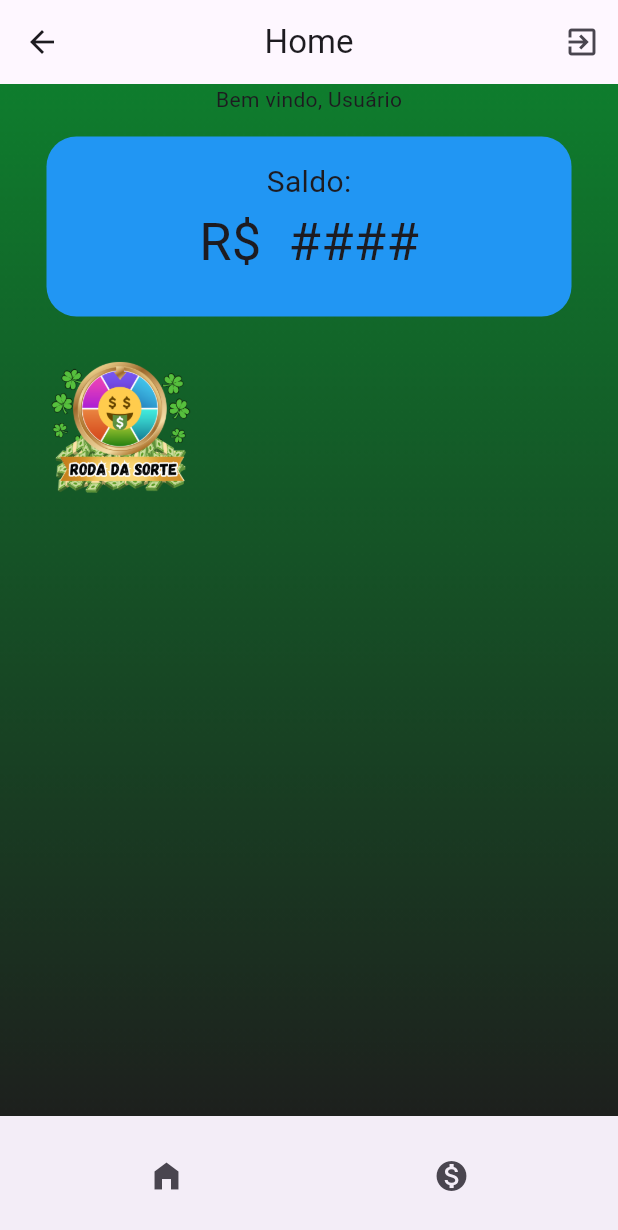
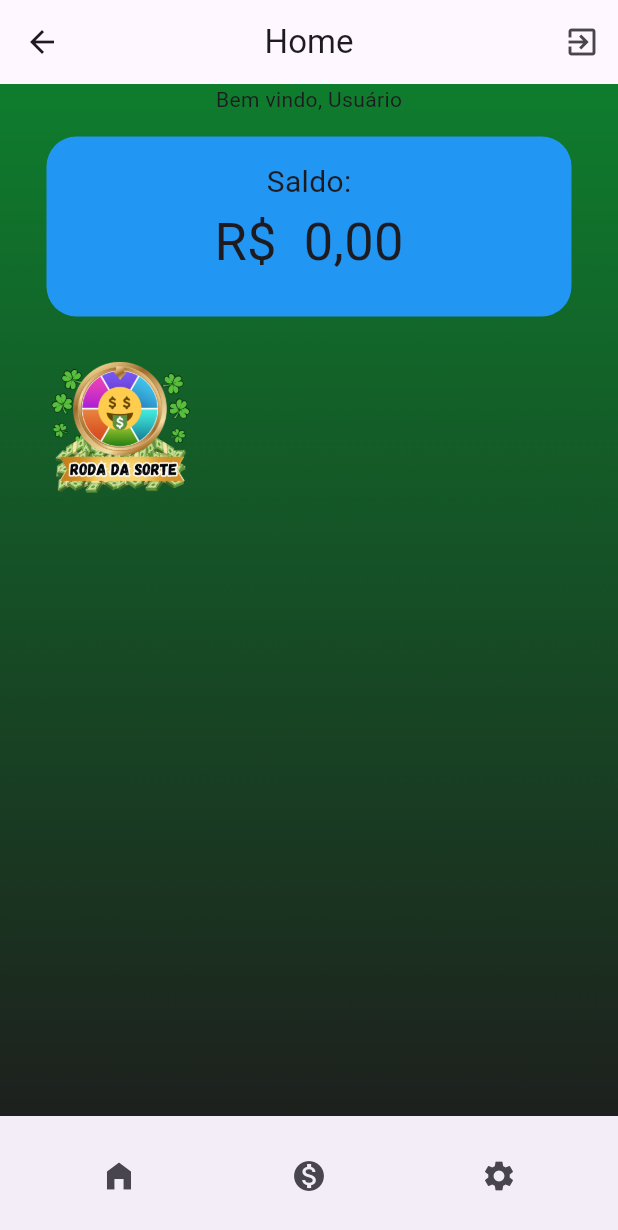
Before and after one commit to Zocarat/casa_da_sorte, a Flutter app: the ScreenHomePage screen opened directly, on a phone screen of 412 x 824 dp. Shown: the top 1230 px of the screen. Run offline on Flutter 3.47's test engine with Material 3 defaults, Android fonts, the phone set to English and light mode, and no system bars; our stand-ins replace cloud_firestore, firebase_auth, firebase_core; missing offline and left inert: universal_html; accounts and stored records are empty.

Commit message:
Criado modulo de configurações

```diff
--- a/lib/Helper/UIHelper.dart
+++ b/lib/Helper/UIHelper.dart
@@ -1,6 +1,7 @@
 
 
 import 'package:flutter/material.dart';
+import 'package:casa_da_sorte/Configuracoes/home_config.dart';
 
 class MeuBotaoComImagem extends StatelessWidget {
   final String imagePath;
@@ -50,7 +51,7 @@ Widget CustomButtonJogos(VoidCallback callback) {
   );
 }
 
-Widget CustonButtonApp() {
+Widget CustonButtonApp(BuildContext context) {
   return BottomAppBar(
     child: Container(
       width: 300,
@@ -59,12 +60,20 @@ Widget CustonButtonApp() {
         mainAxisAlignment: MainAxisAlignment.spaceAround,
         children: [
           IconButton(onPressed: () {}, icon: Icon(Icons.home_filled)),
-          IconButton(onPressed: () {}, icon: Icon(Icons.monetization_on))
+          IconButton(onPressed: () {}, icon: Icon(Icons.monetization_on)),
+          IconButton(onPressed: () {
+            Navigator.push( context, MaterialPageRoute(builder: (context) => ScreenConfig()));
+          }, icon: Icon(Icons.settings)),
         ],
       ),
     ),
   );
 }
+
+
+
+
+
 
 Widget listaHorizontal(List<Widget> children) {
   return Column(mainAxisAlignment: MainAxisAlignment.center, children: [
--- a/lib/Home/ScreenHomePage.dart
+++ b/lib/Home/ScreenHomePage.dart
@@ -59,7 +59,7 @@ class _ScreenHomePageState extends State<ScreenHomePage> {
               Text('Bem vindo, ${authProvider.user?.name ?? 'Usuário'}'),
               //Text('Saldo, ${authProvider.user?.saldo ?? '####'}'),
               SizedBox(height: 15.0),
-              PainelSuperior('${authProvider.user?.saldo ?? '####'}'),
+              PainelSuperior(context),
               SizedBox(height: 15.0),
               listaHorizontal([
                 CustomButtonJogos(() {
@@ -74,7 +74,7 @@ class _ScreenHomePageState extends State<ScreenHomePage> {
           ),
         ),
       ),
-      bottomNavigationBar: CustonButtonApp(),
+      bottomNavigationBar: CustonButtonApp(context),
     );
   }
 }
--- a/lib/Modulos/PainelSuperior.dart
+++ b/lib/Modulos/PainelSuperior.dart
@@ -10,13 +10,19 @@
 import 'package:provider/provider.dart';
 import 'package:flutter/material.dart';
 import 'package:casa_da_sorte/Home/ScreenHomePage.dart';
+import 'package:provider/provider.dart';
+import 'package:casa_da_sorte/Dados/DadosJogo/provider.dart';
+import 'package:intl/intl.dart';
 
+Widget PainelSuperior(BuildContext context ) {
 
-
-Widget PainelSuperior(String saldoJogador) {
-
-
-
+  final authProvider = Provider.of<AuthProviderUser>(context);
+  String _saldoJogo = authProvider.isAuthenticated
+      ? authProvider.user?.saldo.toString() ?? '0.00'
+      : '0.00';
+  double saldoInteger = double.parse(_saldoJogo);
+  NumberFormat formato = NumberFormat('#,##0.00', 'pt_BR');
+  String saldoFormatado = formato.format(saldoInteger);
 
   return Container(
     width: 350,
@@ -34,7 +40,7 @@ Widget PainelSuperior(String saldoJogador) {
             fontSize: 20,
           ),
         ),
-        Text('R\$  $saldoJogador',
+        Text('R\$  $saldoFormatado',
         style: TextStyle(
           fontSize: 35
         ),
```
Also changed, not shown: lib/Configuracoes/home_config.dart (added, +69 -0 lines), lib/Jogos/RodaDaSorte/AnimacaoRodaDaSorte.dart (+14 -4 lines), lib/Jogos/RodaDaSorte/ScreenRodaDaSorte.dart (+8 -3 lines), lib/Modulos/BarraMenuInferior.dart (+31 -3 lines), lib/Configuracoes/configuracoes.dart (added), 1 other file.
